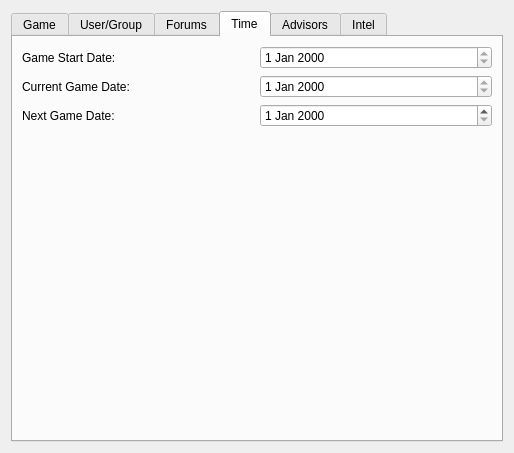
The window that ui/EditScenarioForm.ui (dmzdev/stance) describes before a commit, drawn with Qt 5.
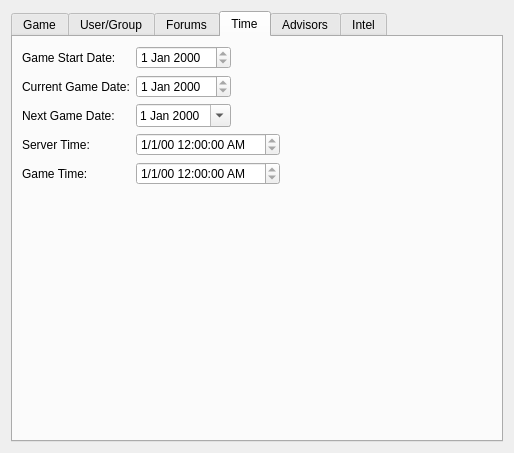
The same window after the commit. The open tabs and pages were chosen to show the change.

Commit message: updated game time calculations

Diff of the .ui file:
```diff
--- a/ui/EditScenarioForm.ui
+++ b/ui/EditScenarioForm.ui
@@ -284,69 +284,100 @@
       <attribute name="title">
        <string>Time</string>
       </attribute>
-      <layout class="QVBoxLayout" name="verticalLayout_49">
-       <item>
-        <layout class="QHBoxLayout" name="horizontalLayout_34">
-         <item>
+      <layout class="QFormLayout" name="formLayout">
+       <property name="fieldGrowthPolicy">
+        <enum>QFormLayout::FieldsStayAtSizeHint</enum>
+       </property>
+       <item row="0" column="0">
           <widget class="QLabel" name="label_13">
            <property name="text">
             <string>Game Start Date:</string>
            </property>
           </widget>
          </item>
-         <item>
+       <item row="0" column="1">
           <widget class="QDateEdit" name="startDate">
            <property name="readOnly">
             <bool>true</bool>
            </property>
-          </widget>
-         </item>
-        </layout>
-       </item>
-       <item>
-        <layout class="QHBoxLayout" name="horizontalLayout_35">
-         <item>
+         <property name="calendarPopup">
+          <bool>false</bool>
+         </property>
+        </widget>
+       </item>
+       <item row="1" column="0">
           <widget class="QLabel" name="label_14">
            <property name="text">
             <string>Current Game Date:</string>
            </property>
           </widget>
          </item>
-         <item>
+       <item row="1" column="1">
           <widget class="QDateEdit" name="currentDate">
            <property name="readOnly">
             <bool>true</bool>
            </property>
-          </widget>
-         </item>
-        </layout>
-       </item>
-       <item>
-        <layout class="QHBoxLayout" name="horizontalLayout_36">
-         <item>
+         <property name="calendarPopup">
+          <bool>false</bool>
+         </property>
+        </widget>
+       </item>
+       <item row="2" column="0">
           <widget class="QLabel" name="label_15">
            <property name="text">
             <string>Next Game Date:</string>
            </property>
           </widget>
          </item>
-         <item>
-          <widget class="QDateEdit" name="nextDate"/>
-         </item>
-        </layout>
+       <item row="2" column="1">
+        <widget class="QDateEdit" name="nextDate">
+         <property name="calendarPopup">
+          <bool>true</bool>
+         </property>
+        </widget>
+       </item>
+       <item row="3" column="0">
+        <widget class="QLabel" name="label">
+         <property name="text">
+          <string>Server Time:</string>
+         </property>
+        </widget>
        </item>
-       <item>
-        <spacer name="verticalSpacer_10">
-         <property name="orientation">
-          <enum>Qt::Vertical</enum>
+       <item row="3" column="1">
+        <widget class="QDateTimeEdit" name="serverTime">
+         <property name="enabled">
+          <bool>true</bool>
          </property>
-         <property name="sizeHint" stdset="0">
-          <size>
-           <width>20</width>
-           <height>40</height>
-          </size>
+         <property name="readOnly">
+          <bool>true</bool>
          </property>
-        </spacer>
+         <property name="currentSection">
+          <enum>QDateTimeEdit::MonthSection</enum>
+         </property>
+         <property name="displayFormat">
+          <string>M/d/yy h:mm:ss AP</string>
+         </property>
+         <property name="calendarPopup">
+          <bool>false</bool>
+         </property>
+        </widget>
+       </item>
+       <item row="4" column="0">
+        <widget class="QLabel" name="label_2">
+         <property name="text">
+          <string>Game Time:</string>
+         </property>
+        </widget>
+       </item>
+       <item row="4" column="1">
+        <widget class="QDateTimeEdit" name="gameTime">
+         <property name="readOnly">
+          <bool>true</bool>
+         </property>
+         <property name="displayFormat">
+          <string>M/d/yy h:mm:ss AP</string>
+         </property>
+        </widget>
        </item>
       </layout>
      </widget>
```
Left out of the diff: 4 changed lines with no effect on the pictures. Lines whose indentation alone changed are shown as unchanged. The commit also changes 4 other files.
